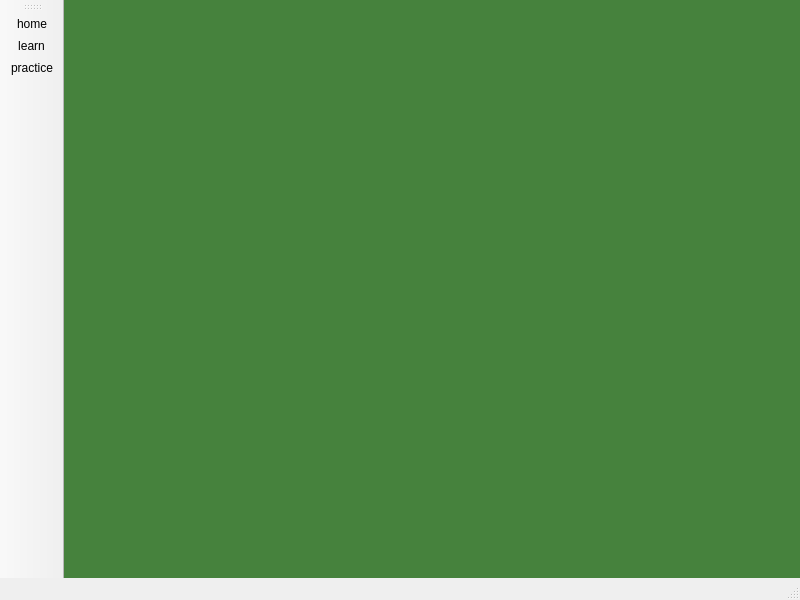
First picture: the form in mainwindow.ui, repository owenharvey78/blackjack-learning-game, before the edit.
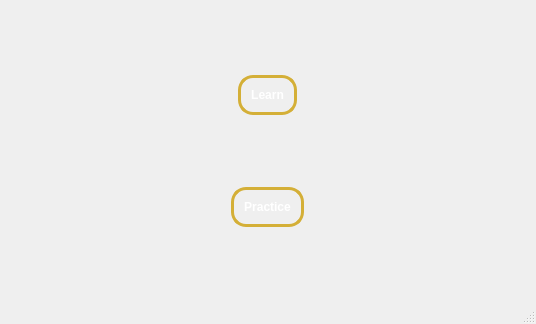
Second picture: the form after the edit. Icons and pictures are not drawn.

Commit message: Remove tool bar; add QPushButtons with design

The edit to the form file:
```diff
--- a/mainwindow.ui
+++ b/mainwindow.ui
@@ -6,8 +6,8 @@
    <rect>
     <x>0</x>
     <y>0</y>
-    <width>800</width>
-    <height>600</height>
+    <width>536</width>
+    <height>324</height>
    </rect>
   </property>
   <property name="windowTitle">
@@ -15,8 +15,74 @@
   </property>
   <widget class="QWidget" name="centralwidget">
    <property name="styleSheet">
-    <string notr="true">background-color: rgb(70, 130, 61);</string>
+    <string notr="true"/>
    </property>
+   <layout class="QGridLayout" name="gridLayout">
+    <item row="2" column="0" alignment="Qt::AlignmentFlag::AlignHCenter">
+     <widget class="QPushButton" name="pushButton_2">
+      <property name="styleSheet">
+       <string notr="true">QPushButton{
+	background-color: qlineargradient(
+		spread:pad,
+		x1:0, y1:0, x2:0, y2:1,
+		stop:0 #2b1f0e
+		stop:1 #8c6c26
+	);
+
+	color: white;
+	font-weight: bold;
+	border: 3px solid #d4af37;
+	border-radius: 15px;
+	padding: 10px;
+}
+
+QPushButton:hover{
+	background-color: qlineargradient(
+		spread:pad,
+		x1:0, y1:0, x2:0, y2:1,
+		stop:0 #3b2f1c,
+		stop:1 #ad8c32
+	);
+}</string>
+      </property>
+      <property name="text">
+       <string>Practice</string>
+      </property>
+     </widget>
+    </item>
+    <item row="1" column="0" alignment="Qt::AlignmentFlag::AlignHCenter">
+     <widget class="QPushButton" name="pushButton">
+      <property name="styleSheet">
+       <string notr="true">QPushButton{
+	background-color: qlineargradient(
+		spread:pad,
+		x1:0, y1:0, x2:0, y2:1,
+		stop:0 #2b1f0e
+		stop:1 #8c6c26
+	);
+
+	color: white;
+	font-weight: bold;
+	border: 3px solid #d4af37;
+	border-radius: 15px;
+	padding: 10px;
+}
+
+QPushButton:hover{
+	background-color: qlineargradient(
+		spread:pad,
+		x1:0, y1:0, x2:0, y2:1,
+		stop:0 #3b2f1c,
+		stop:1 #ad8c32
+	);
+}</string>
+      </property>
+      <property name="text">
+       <string>Learn</string>
+      </property>
+     </widget>
+    </item>
+   </layout>
   </widget>
   <widget class="QMenuBar" name="menubar">
    <property name="geometry">
@@ -29,20 +95,6 @@
    </property>
   </widget>
   <widget class="QStatusBar" name="statusbar"/>
-  <widget class="QToolBar" name="toolBar">
-   <property name="windowTitle">
-    <string>toolBar</string>
-   </property>
-   <attribute name="toolBarArea">
-    <enum>LeftToolBarArea</enum>
-   </attribute>
-   <attribute name="toolBarBreak">
-    <bool>false</bool>
-   </attribute>
-   <addaction name="actionhome"/>
-   <addaction name="actionlearn"/>
-   <addaction name="actionpractice"/>
-  </widget>
   <action name="actionhome">
    <property name="icon">
     <iconset theme="QIcon::ThemeIcon::GoHome"/>
```
Left out of the diff: 7 changed lines with no effect on the pictures.
